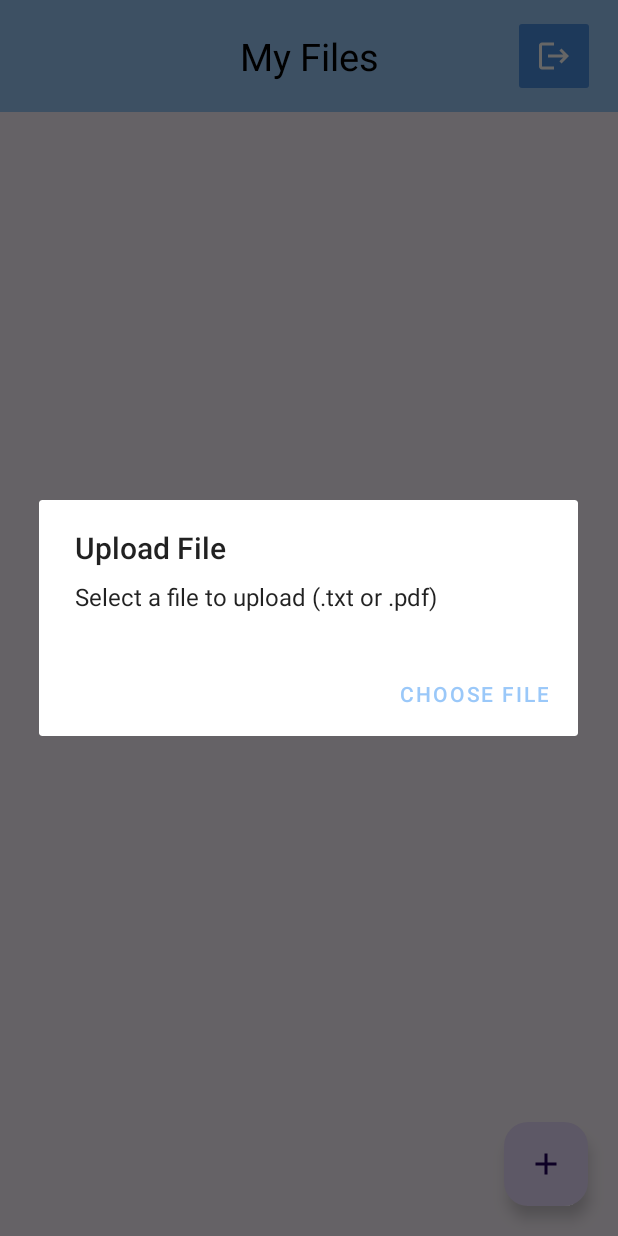
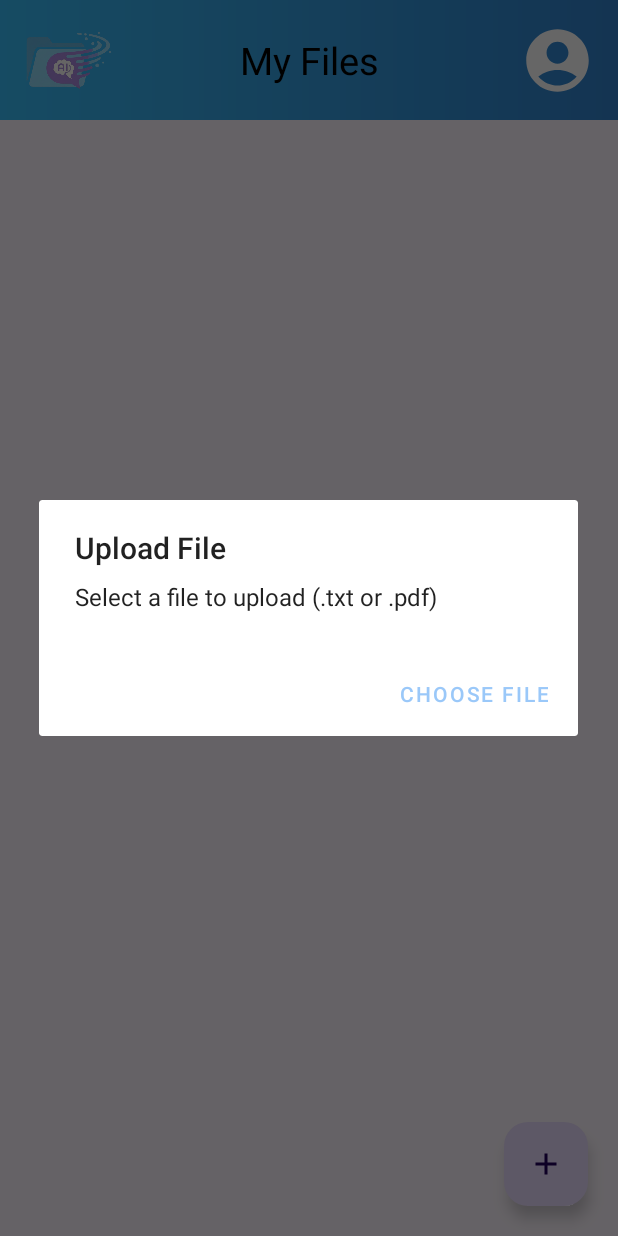
Before and after one commit to galhelner/FileWhisper, an Android app: the MainActivity screen opened directly, with no data from a screen before it, after a tap on "Upload File", on a phone screen of 412 x 824 dp. Run offline under Robolectric (Android 15) with nearby library versions, the phone set to English and light mode, and no system bars.

Commit message:
improved the UI design

```diff
--- a/android-app/app/src/main/java/com/example/ai_poweredtextanalyzer/MainActivity.java
+++ b/android-app/app/src/main/java/com/example/ai_poweredtextanalyzer/MainActivity.java
@@ -9,8 +9,14 @@ import android.net.Uri;
 import android.os.Bundle;
 import android.provider.OpenableColumns;
 import android.util.Log;
+import android.view.LayoutInflater;
+import android.view.View;
+import android.view.ViewGroup;
+import android.widget.Button;
 import android.widget.GridView;
 import android.widget.ImageButton;
+import android.widget.LinearLayout;
+import android.widget.PopupWindow;
 import android.widget.Toast;
 import androidx.activity.EdgeToEdge;
 import androidx.activity.result.ActivityResultLauncher;
@@ -22,7 +28,7 @@ import java.util.Objects;
 
 public class MainActivity extends AppCompatActivity {
     private SharedPreferences prefs;
-    private ImageButton logoutButton;
+    private ImageButton profileButton;
     private GridView myFilesGrid;
     private FileAdapter adapter;
     private FloatingActionButton uploadFileButton;
@@ -48,6 +54,36 @@ public class MainActivity extends AppCompatActivity {
         // initialize the file picker
         initFilePicker();
 
+        // handle profile button click event
+        profileButton.setOnClickListener(this::openProfilePopup);
+
+        // handle upload new file button
+        uploadFileButton.setOnClickListener(v -> new AlertDialog.Builder(this)
+                .setTitle(R.string.upload_file)
+                .setMessage(R.string.upload_file_message)
+                .setPositiveButton(R.string.choose_file, (dialog, which) -> openFilePicker())
+                .show());
+    }
+
+    private void openProfilePopup(View view) {
+        // Inflate popup layout
+        LayoutInflater inflater = (LayoutInflater) getSystemService(LAYOUT_INFLATER_SERVICE);
+        ViewGroup root = findViewById(R.id.main);
+        View popupView = inflater.inflate(R.layout.profile_popup, root, false);
+        Button logoutButton = popupView.findViewById(R.id.logoutButton);
+
+        // Create PopupWindow
+        int width = LinearLayout.LayoutParams.WRAP_CONTENT;
+        int height = LinearLayout.LayoutParams.WRAP_CONTENT;
+        boolean focusable = true;
+        final PopupWindow popupWindow = new PopupWindow(popupView, width, height, focusable);
+
+        // Add shadow/elevation
+        popupWindow.setElevation(20);
+
+        // Show popup anchored to the clicked view
+        popupWindow.showAsDropDown(view, 0, 10);
+
         // handle logout button click event
         logoutButton.setOnClickListener(v -> {
             // remove access token from shared preferences
@@ -57,13 +93,6 @@ public class MainActivity extends AppCompatActivity {
             Intent intent = new Intent(MainActivity.this, AuthActivity.class);
             startActivity(intent);
         });
-
-        // handle upload new file button
-        uploadFileButton.setOnClickListener(v -> new AlertDialog.Builder(this)
-                .setTitle(R.string.upload_file)
-                .setMessage(R.string.upload_file_message)
-                .setPositiveButton(R.string.choose_file, (dialog, which) -> openFilePicker())
-                .show());
     }
 
     /**
@@ -82,7 +111,7 @@ public class MainActivity extends AppCompatActivity {
      * Find all views references.
      */
     private void findViews() {
-        logoutButton = findViewById(R.id.logoutButton);
+        profileButton = findViewById(R.id.profileButton);
         myFilesGrid = findViewById(R.id.myFilesGrid);
         uploadFileButton = findViewById(R.id.uploadFileButton);
     }
--- a/android-app/app/src/main/res/drawable/gradient_background.xml
+++ b/android-app/app/src/main/res/drawable/gradient_background.xml
@@ -7,5 +7,4 @@
         android:endColor="@color/sky_400"
         android:angle="180" />
 
-    <corners android:radius="12dp"/> <!-- optional rounded corners -->
 </shape>
--- /dev/null
+++ b/android-app/app/src/main/res/drawable/profile_icon.xml
@@ -0,0 +1,5 @@
+<vector xmlns:android="http://schemas.android.com/apk/res/android" android:height="40dp" android:tint="#FFFFFF" android:viewportHeight="24" android:viewportWidth="24" android:width="40dp">
+
+    <path android:fillColor="@android:color/white" android:pathData="M12,2C6.48,2 2,6.48 2,12s4.48,10 10,10s10,-4.48 10,-10S17.52,2 12,2zM12,6c1.93,0 3.5,1.57 3.5,3.5S13.93,13 12,13s-3.5,-1.57 -3.5,-3.5S10.07,6 12,6zM12,20c-2.03,0 -4.43,-0.82 -6.14,-2.88C7.55,15.8 9.68,15 12,15s4.45,0.8 6.14,2.12C16.43,19.18 14.03,20 12,20z"/>
+
+</vector>
--- a/android-app/app/src/main/res/layout/activity_main.xml
+++ b/android-app/app/src/main/res/layout/activity_main.xml
@@ -17,7 +17,18 @@
         android:layout_width="match_parent"
         android:layout_height="wrap_content"
         android:paddingVertical="10dp"
-        android:background="@color/primaryColor">
+        android:background="@drawable/gradient_background">
+
+        <ImageView
+            android:id="@+id/appLogo"
+            android:layout_width="60dp"
+            android:layout_height="60dp"
+            app:layout_constraintStart_toStartOf="parent"
+            app:layout_constraintTop_toTopOf="parent"
+            app:layout_constraintBottom_toBottomOf="parent"
+            android:layout_marginStart="15dp"
+            android:src="@drawable/file_whisper_logo"
+            android:contentDescription="@string/app_name"/>
 
         <TextView
             android:id="@+id/headerText"
@@ -32,14 +43,14 @@
             app:layout_constraintEnd_toEndOf="parent"/>
 
         <ImageButton
-            android:id="@+id/logoutButton"
-            android:layout_width="wrap_content"
-            android:layout_height="wrap_content"
+            android:id="@+id/profileButton"
+            android:layout_width="50dp"
+            android:layout_height="50dp"
+            android:scaleType="fitXY"
             android:layout_marginEnd="15dp"
-            android:padding="15dp"
-            android:backgroundTint="@color/primaryColorDark"
-            android:contentDescription="@string/logout"
-            app:srcCompat="@drawable/ic_logout_24"
+            android:background="@null"
+            android:contentDescription="@string/profile"
+            app:srcCompat="@drawable/profile_icon"
             app:layout_constraintTop_toTopOf="parent"
             app:layout_constraintBottom_toBottomOf="parent"
             app:layout_constraintEnd_toEndOf="parent"/>
@@ -55,7 +66,7 @@
         android:layout_width="0dp"
         android:layout_height="0dp"
         android:gravity="center"
-        android:paddingHorizontal="10dp"
+        android:paddingHorizontal="20dp"
         android:paddingVertical="20dp"
         android:numColumns="3"
         android:verticalSpacing="8dp"
--- a/android-app/app/src/main/res/values/colors.xml
+++ b/android-app/app/src/main/res/values/colors.xml
@@ -11,4 +11,5 @@
     <color name="blue_500">#3b82f6</color>
     <color name="sky_400">#38bdf8</color>
     <color name="purple">#a885dc</color>
+    <color name="red">#F54927</color>
 </resources>
--- a/android-app/app/src/main/res/values/strings.xml
+++ b/android-app/app/src/main/res/values/strings.xml
@@ -5,6 +5,7 @@
     <string name="email">Email</string>
     <string name="password">Password</string>
     <string name="full_name">Full Name</string>
+    <string name="profile">Profile</string>
     <string name="login">Login</string>
     <string name="logout">Logout</string>
     <string name="register">Register</string>
@@ -12,6 +13,7 @@
     <string name="login_link">Already have an account? Login here!</string>
 
     <string name="my_files">My Files</string>
+    <string name="file">File</string>
     <string name="upload_file">Upload File</string>
     <string name="upload_file_message">Select a file to upload (.txt or .pdf)</string>
     <string name="choose_file">Choose File</string>
```
Also changed, not shown: android-app/app/src/main/res/drawable/profile_popup_background.xml (added, +11 -0 lines), android-app/app/src/main/res/layout/file_grid_item.xml (+7 -0 lines), android-app/app/src/main/res/layout/profile_popup.xml (added, +26 -0 lines), android-app/app/src/main/res/drawable/file_icon.png (added), android-app/app/src/main/res/drawable/user_icon.png (added).
